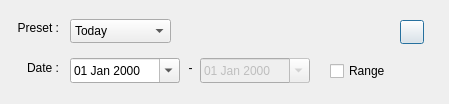
Above: historydialog_search.ui from oyxong123/Yx_RoutineTracker before the change. Below: the same form after it.
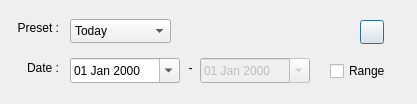
That is the form after the change. Icons and pictures are not drawn.

Commit message: Finish coding History window (except priority sorting)

```diff
--- a/historydialog_search.ui
+++ b/historydialog_search.ui
@@ -6,7 +6,7 @@
    <rect>
     <x>0</x>
     <y>0</y>
-    <width>449</width>
+    <width>417</width>
     <height>104</height>
    </rect>
   </property>
@@ -157,7 +157,7 @@
     <rect>
      <x>330</x>
      <y>60</y>
-     <width>78</width>
+     <width>61</width>
      <height>22</height>
     </rect>
    </property>
@@ -168,7 +168,7 @@
   <widget class="QPushButton" name="btnSearch">
    <property name="geometry">
     <rect>
-     <x>400</x>
+     <x>360</x>
      <y>20</y>
      <width>24</width>
      <height>24</height>
```
The commit also changes 7 other files.
